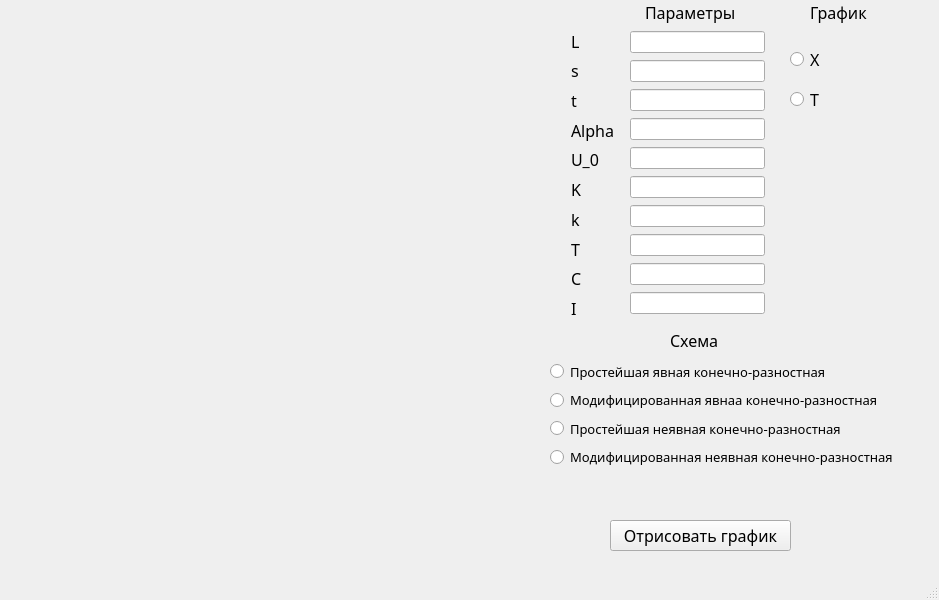
Before: the Qt Designer form Project.ui in adozaraz/TermWork, drawn with Qt 5.
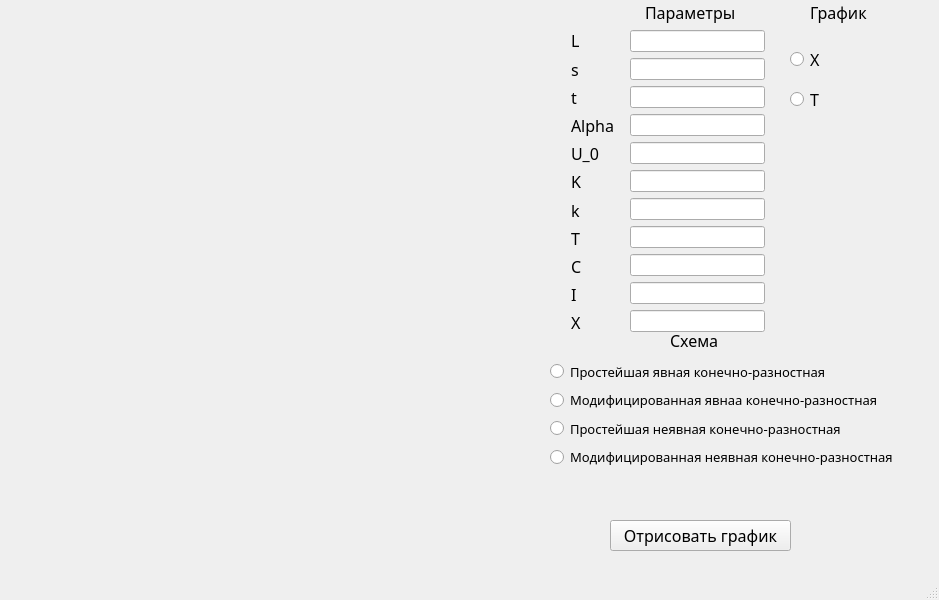
After: the same form once the commit is applied. Custom widgets are drawn as their Qt base class.

```diff
--- a/Project.ui
+++ b/Project.ui
@@ -151,7 +151,7 @@
       <x>571</x>
       <y>29</y>
       <width>49</width>
-      <height>291</height>
+      <height>304</height>
      </rect>
     </property>
     <layout class="QVBoxLayout" name="verticalLayout_2">
@@ -285,6 +285,19 @@
        </property>
       </widget>
      </item>
+     <item>
+      <widget class="QLabel" name="label_14">
+       <property name="font">
+        <font>
+         <family>Montserrat</family>
+         <pointsize>12</pointsize>
+        </font>
+       </property>
+       <property name="text">
+        <string>X</string>
+       </property>
+      </widget>
+     </item>
     </layout>
    </widget>
    <widget class="QWidget" name="layoutWidget">
@@ -293,7 +306,7 @@
       <x>630</x>
       <y>30</y>
       <width>135</width>
-      <height>291</height>
+      <height>311</height>
      </rect>
     </property>
     <layout class="QVBoxLayout" name="verticalLayout_3">
@@ -327,6 +340,9 @@
      <item>
       <widget class="QLineEdit" name="ParameterI"/>
      </item>
+     <item>
+      <widget class="QLineEdit" name="ParameterX"/>
+     </item>
     </layout>
    </widget>
    <widget class="QLabel" name="label_13">
```
